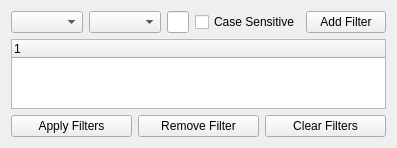
Old version of the form ui/AdvancedFilterSearch.ui in the repository promto-c/pyqt-advanced-tree-widget.
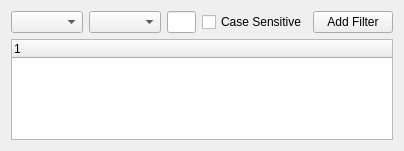
New version of the form.

Commit message: add remove/clear button to filter tree last column and set apply filter after changed to be more clean layout.

```diff
--- a/ui/AdvancedFilterSearch.ui
+++ b/ui/AdvancedFilterSearch.ui
@@ -6,8 +6,8 @@
    <rect>
     <x>0</x>
     <y>0</y>
-    <width>300</width>
-    <height>100</height>
+    <width>404</width>
+    <height>151</height>
    </rect>
   </property>
   <property name="windowTitle">
@@ -50,31 +50,6 @@
      </column>
     </widget>
    </item>
-   <item>
-    <layout class="QHBoxLayout" name="horizontalLayout_2">
-     <item>
-      <widget class="QPushButton" name="applyFiltersButton">
-       <property name="text">
-        <string>Apply Filters</string>
-       </property>
-      </widget>
-     </item>
-     <item>
-      <widget class="QPushButton" name="removeFilterButton">
-       <property name="text">
-        <string>Remove Filter</string>
-       </property>
-      </widget>
-     </item>
-     <item>
-      <widget class="QPushButton" name="clearFiltersButton">
-       <property name="text">
-        <string>Clear Filters</string>
-       </property>
-      </widget>
-     </item>
-    </layout>
-   </item>
   </layout>
  </widget>
  <resources/>
```
The commit also changes 1 other file.
